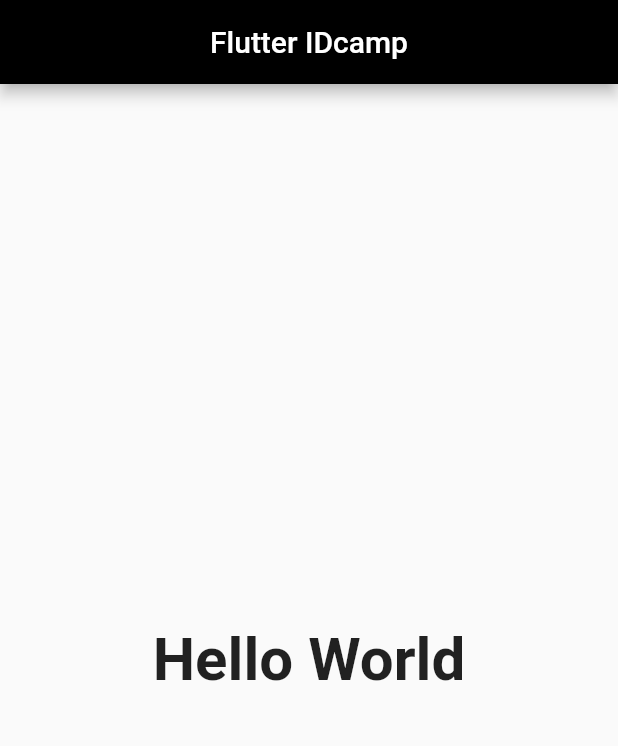
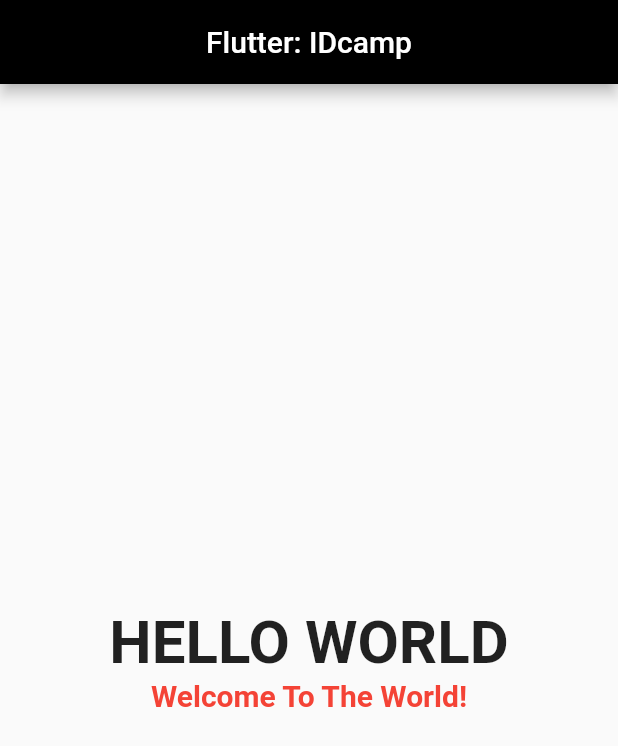
Before and after one commit to verdipratama/flutter_idcamp, a Flutter app: the screen it shows after launch, on a phone screen of 412 x 824 dp. Shown: the top 746 px of the screen. Run offline on Flutter 3.47's test engine with Material 2 defaults, Android fonts, the phone set to English and light mode, and no system bars.

Commit message:
chore: go deeper adding stateless widgets

```diff
--- a/lib/flutter_basic/01_stateless.dart
+++ b/lib/flutter_basic/01_stateless.dart
@@ -24,19 +24,44 @@ class Home extends StatelessWidget {
       appBar: AppBar(
         backgroundColor: Colors.black,
         title: const Center(
-          child: Text('Flutter IDcamp'),
+          child: Text('Flutter: IDcamp'),
         ),
       ),
-      body: const Center(
-        child: Text(
-          'Hello World',
-          textAlign: TextAlign.center,
-          style: TextStyle(
-            fontSize: 40.0,
-            fontWeight: FontWeight.bold,
-          ),
+      body: Center(
+        child: Column(
+          mainAxisAlignment: MainAxisAlignment.center,
+          children: const <Widget>[
+            Text(
+              'HELLO WORLD',
+              style: TextStyle(
+                fontSize: 40.0,
+                fontWeight: FontWeight.bold,
+              ),
+            ),
+            CustomTexts(
+              txt: 'Welcome To The World!',
+            ),
+          ],
         ),
       ),
     );
   }
 }
+
+class CustomTexts extends StatelessWidget {
+  final String txt;
+
+  const CustomTexts({Key? key, required this.txt}) : super(key: key);
+
+  @override
+  Widget build(BuildContext context) {
+    return Text(
+      txt,
+      style: const TextStyle(
+        fontSize: 20.0,
+        color: Colors.red,
+        fontWeight: FontWeight.bold,
+      ),
+    );
+  }
+}
```
Also changed, not shown: pubspec.yaml (+8 -3 lines).
